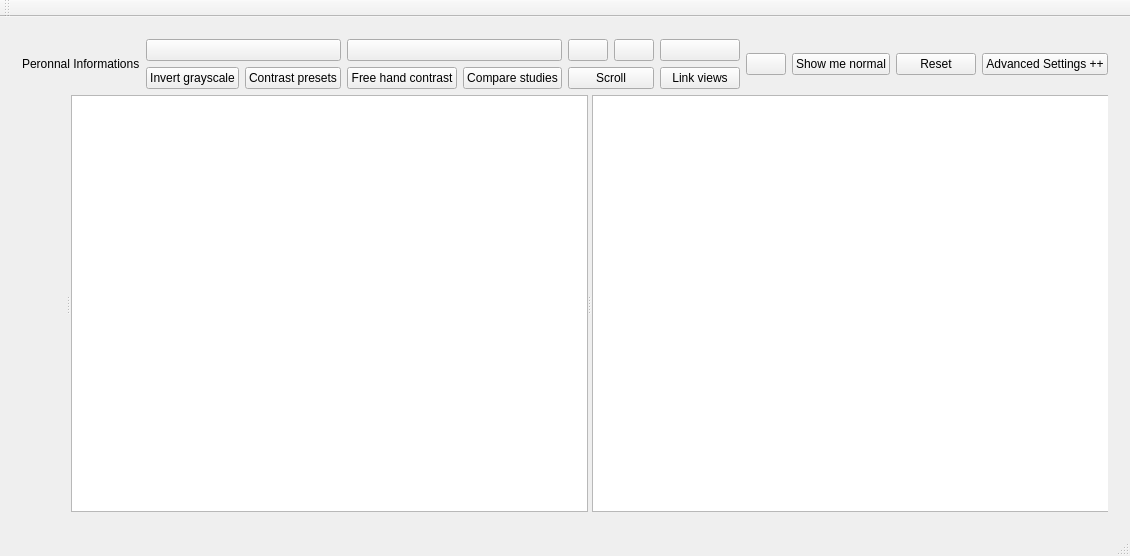
Above: mainwindow.ui from LauraHagege/QTDesignerProject before the change. Below: the same form after it.
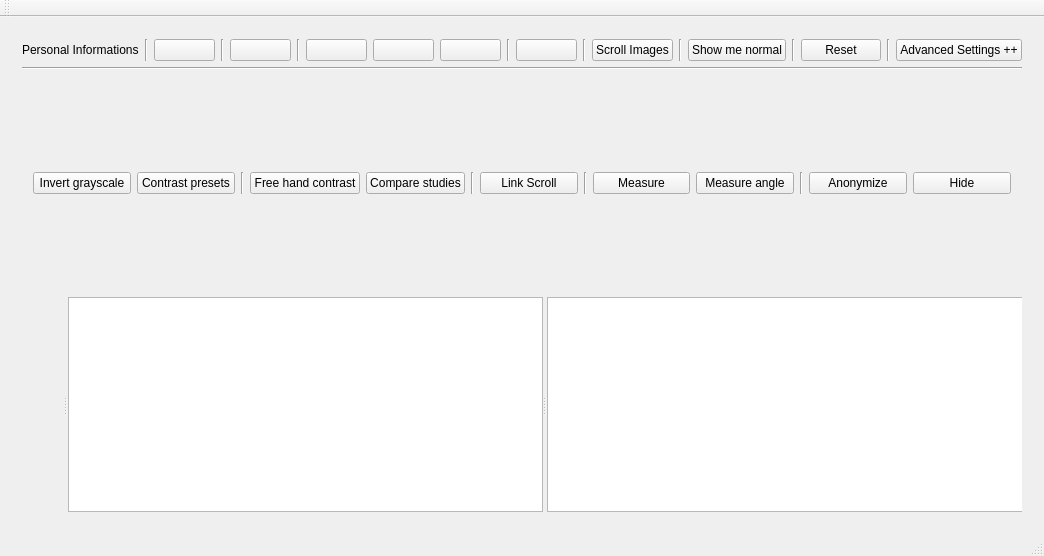
That is the form after the change.

Commit message: Global Architecture + serie buttons

Patch:
```diff
--- a/mainwindow.ui
+++ b/mainwindow.ui
@@ -6,7 +6,7 @@
    <rect>
     <x>0</x>
     <y>0</y>
-    <width>994</width>
+    <width>1038</width>
     <height>556</height>
    </rect>
   </property>
@@ -21,6 +21,113 @@
        <widget class="QWidget" name="widget" native="true">
         <layout class="QGridLayout" name="gridLayout">
          <item row="2" column="0">
+          <widget class="QWidget" name="AdvancedSettingsWidget" native="true">
+           <property name="minimumSize">
+            <size>
+             <width>1000</width>
+             <height>0</height>
+            </size>
+           </property>
+           <layout class="QGridLayout" name="gridLayout_3">
+            <item row="0" column="0">
+             <layout class="QHBoxLayout" name="AdvancedSettings">
+              <item>
+               <widget class="QPushButton" name="InvertGray">
+                <property name="text">
+                 <string>Invert grayscale</string>
+                </property>
+               </widget>
+              </item>
+              <item>
+               <widget class="QPushButton" name="as2">
+                <property name="text">
+                 <string>Contrast presets</string>
+                </property>
+               </widget>
+              </item>
+              <item>
+               <widget class="Line" name="line_8">
+                <property name="orientation">
+                 <enum>Qt::Vertical</enum>
+                </property>
+               </widget>
+              </item>
+              <item>
+               <widget class="QPushButton" name="pushButton_4">
+                <property name="text">
+                 <string>Free hand contrast</string>
+                </property>
+               </widget>
+              </item>
+              <item>
+               <widget class="QPushButton" name="pushButton_3">
+                <property name="text">
+                 <string>Compare studies</string>
+                </property>
+               </widget>
+              </item>
+              <item>
+               <widget class="Line" name="line_9">
+                <property name="orientation">
+                 <enum>Qt::Vertical</enum>
+                </property>
+               </widget>
+              </item>
+              <item>
+               <widget class="QPushButton" name="pushButton_2">
+                <property name="text">
+                 <string>Link Scroll</string>
+                </property>
+               </widget>
+              </item>
+              <item>
+               <widget class="Line" name="line_11">
+                <property name="orientation">
+                 <enum>Qt::Vertical</enum>
+                </property>
+               </widget>
+              </item>
+              <item>
+               <widget class="QPushButton" name="pushButton_8">
+                <property name="text">
+                 <string>Measure</string>
+                </property>
+               </widget>
+              </item>
+              <item>
+               <widget class="QPushButton" name="pushButton_9">
+                <property name="text">
+                 <string>Measure angle</string>
+                </property>
+               </widget>
+              </item>
+              <item>
+               <widget class="Line" name="line_12">
+                <property name="orientation">
+                 <enum>Qt::Vertical</enum>
+                </property>
+               </widget>
+              </item>
+              <item>
+               <widget class="QPushButton" name="Anonymize">
+                <property name="text">
+                 <string>Anonymize</string>
+                </property>
+               </widget>
+              </item>
+              <item>
+               <widget class="QPushButton" name="Hide">
+                <property name="text">
+                 <string>Hide</string>
+                </property>
+               </widget>
+              </item>
+             </layout>
+            </item>
+           </layout>
+          </widget>
+         </item>
+         <item row="3" column="0">
           <widget class="QSplitter" name="splitter">
            <property name="layoutDirection">
             <enum>Qt::RightToLeft</enum>
@@ -45,100 +152,74 @@
              <item>
               <widget class="QLabel" name="label">
                <property name="text">
-                <string>Peronnal Informations</string>
+                <string>Personal Informations</string>
                </property>
               </widget>
              </item>
             </layout>
            </item>
            <item>
-            <layout class="QGridLayout" name="gridLayout_3">
-             <item row="1" column="0">
-              <widget class="QPushButton" name="as1">
-               <property name="text">
-                <string>Invert grayscale</string>
+            <widget class="Line" name="line">
+             <property name="orientation">
+              <enum>Qt::Vertical</enum>
                </property>
               </widget>
              </item>
-             <item row="1" column="1">
-              <widget class="QPushButton" name="as2">
-               <property name="text">
-                <string>Contrast presets</string>
-               </property>
-              </widget>
-             </item>
-             <item row="0" column="0" colspan="2">
+           <item>
               <widget class="QPushButton" name="Zoom">
                <property name="text">
                 <string/>
                </property>
               </widget>
              </item>
-            </layout>
-           </item>
            <item>
-            <layout class="QGridLayout" name="gridLayout_4">
-             <item row="2" column="1">
-              <widget class="QPushButton" name="pushButton_3">
-               <property name="text">
-                <string>Compare studies</string>
+            <widget class="Line" name="line_2">
+             <property name="orientation">
+              <enum>Qt::Vertical</enum>
                </property>
               </widget>
              </item>
-             <item row="2" column="0">
-              <widget class="QPushButton" name="pushButton_4">
-               <property name="text">
-                <string>Free hand contrast</string>
-               </property>
-              </widget>
-             </item>
-             <item row="0" column="0" colspan="2">
-              <widget class="QPushButton" name="labels">
+           <item>
+            <widget class="QPushButton" name="Labels">
                <property name="text">
                 <string/>
                </property>
               </widget>
              </item>
-            </layout>
+           <item>
+            <widget class="Line" name="line_3">
+             <property name="orientation">
+              <enum>Qt::Vertical</enum>
+             </property>
+            </widget>
            </item>
            <item>
-            <layout class="QGridLayout" name="gridLayout_5">
-             <item row="0" column="0">
               <widget class="QPushButton" name="w1">
                <property name="text">
                 <string/>
                </property>
               </widget>
              </item>
-             <item row="0" column="2">
-              <widget class="QPushButton" name="w4">
-               <property name="text">
-                <string/>
-               </property>
-              </widget>
-             </item>
-             <item row="0" column="1">
+           <item>
               <widget class="QPushButton" name="w2">
                <property name="text">
                 <string/>
                </property>
               </widget>
              </item>
-             <item row="1" column="2">
-              <widget class="QPushButton" name="pushButton_2">
+           <item>
+            <widget class="QPushButton" name="w4">
                <property name="text">
-                <string>Link views</string>
+              <string/>
                </property>
               </widget>
              </item>
-             <item row="1" column="0" colspan="2">
-              <widget class="QPushButton" name="pushButton">
-               <property name="text">
-                <string>Scroll</string>
-               </property>
-              </widget>
-             </item>
-            </layout>
+           <item>
+            <widget class="Line" name="line_4">
+             <property name="orientation">
+              <enum>Qt::Vertical</enum>
+             </property>
+            </widget>
            </item>
            <item>
             <widget class="QPushButton" name="Flag">
@@ -148,21 +229,56 @@
             </widget>
            </item>
            <item>
-            <widget class="QPushButton" name="pushButton_7">
+            <widget class="Line" name="line_5">
+             <property name="orientation">
+              <enum>Qt::Vertical</enum>
+             </property>
+            </widget>
+           </item>
+           <item>
+            <widget class="QPushButton" name="ScrollImages">
+             <property name="text">
+              <string>Scroll Images</string>
+             </property>
+            </widget>
+           </item>
+           <item>
+            <widget class="Line" name="line_13">
+             <property name="orientation">
+              <enum>Qt::Vertical</enum>
+             </property>
+            </widget>
+           </item>
+           <item>
+            <widget class="QPushButton" name="Example">
              <property name="text">
               <string>Show me normal</string>
              </property>
             </widget>
            </item>
            <item>
-            <widget class="QPushButton" name="pushButton_5">
+            <widget class="Line" name="line_6">
+             <property name="orientation">
+              <enum>Qt::Vertical</enum>
+             </property>
+            </widget>
+           </item>
+           <item>
+            <widget class="QPushButton" name="Reset">
              <property name="text">
               <string>Reset</string>
              </property>
             </widget>
            </item>
            <item>
-            <widget class="QPushButton" name="pushButton_6">
+            <widget class="Line" name="line_7">
+             <property name="orientation">
+              <enum>Qt::Vertical</enum>
+             </property>
+            </widget>
+           </item>
+           <item>
+            <widget class="QPushButton" name="Advanced">
              <property name="text">
               <string>Advanced Settings ++</string>
              </property>
@@ -170,6 +286,13 @@
            </item>
           </layout>
          </item>
+         <item row="1" column="0">
+          <widget class="Line" name="line_10">
+           <property name="orientation">
+            <enum>Qt::Horizontal</enum>
+           </property>
+          </widget>
+         </item>
         </layout>
        </widget>
       </item>
```
Left out of the diff: 7 changed lines with no effect on the pictures. Lines whose indentation alone changed are shown as unchanged. The commit also changes 3 other files.
